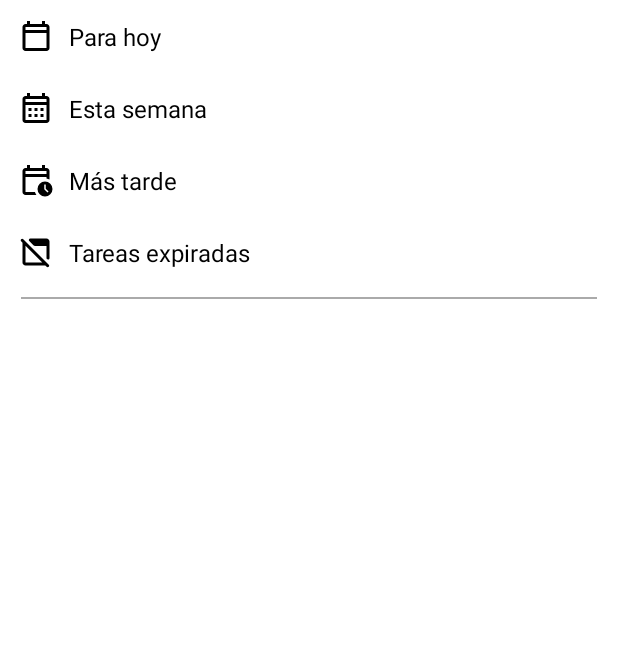
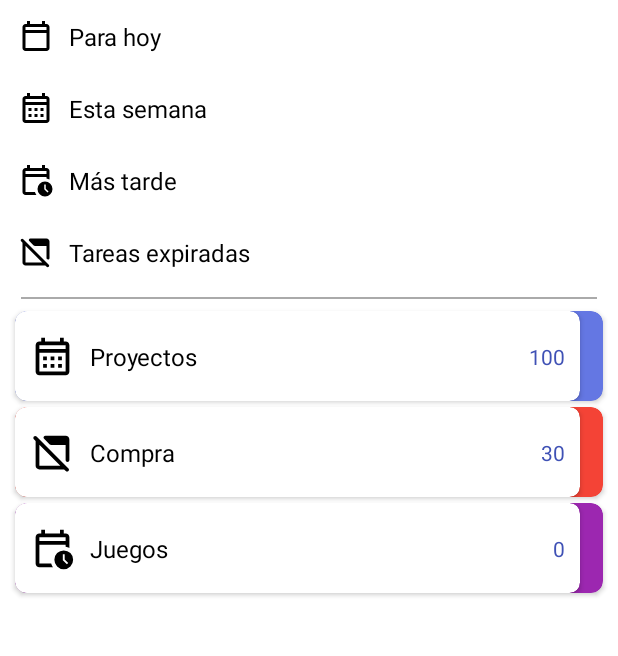
Before and after one commit to AudyDevs/TimeWise, an Android app: the screen it shows after launch (MainActivity), on a phone screen of 412 x 824 dp, the part 96-752 px from its top. Run offline under Robolectric (Android 15) with nearby library versions, the light colour scheme and no system bars; our stand-ins replace Dagger/Hilt's generated code.

Commit message:
Added viewModel into MainActivity. Added Provider an Model.

```diff
--- a/app/build.gradle.kts
+++ b/app/build.gradle.kts
@@ -46,6 +46,10 @@ dependencies {
     implementation(libs.hilt.android)
     kapt(libs.hilt.compiler)
 
+    //Lifecycle
+    implementation(libs.androidx.lifecycle.runtime.ktx)
+    implementation(libs.androidx.lifecycle.viewmodel.ktx)
+
     implementation(libs.androidx.core.ktx)
     implementation(libs.androidx.appcompat)
     implementation(libs.material)
--- /dev/null
+++ b/app/src/main/java/com/example/timewise/data/providers/HomeProvider.kt
@@ -0,0 +1,17 @@
+package com.example.timewise.data.providers
+
+import com.example.timewise.domain.model.LabelModel
+import com.example.timewise.domain.model.LabelModel.Compra
+import com.example.timewise.domain.model.LabelModel.Juegos
+import com.example.timewise.domain.model.LabelModel.Proyectos
+import javax.inject.Inject
+
+class HomeProvider @Inject constructor() {
+    fun getLabels(): List<LabelModel> {
+        return listOf(
+            Proyectos,
+            Compra,
+            Juegos
+        )
+    }
+}
--- /dev/null
+++ b/app/src/main/java/com/example/timewise/domain/model/LabelModel.kt
@@ -0,0 +1,9 @@
+package com.example.timewise.domain.model
+
+import com.example.timewise.R
+
+sealed class LabelModel(val id: Int, val image: Int, val name: String, val numberIncomplete: Int, val color: Int) {
+    data object Proyectos : LabelModel(1, R.drawable.ic_calendar_week, "Proyectos", 100, R.color.textColorBlue)
+    data object Compra : LabelModel(2, R.drawable.ic_calendar_expired, "Compra", 30, R.color.textColorRed)
+    data object Juegos : LabelModel(3, R.drawable.ic_calendar_later, "Juegos", 0, R.color.textColorPurple)
+}
--- /dev/null
+++ b/app/src/main/java/com/example/timewise/domain/model/TaskModel.kt
@@ -0,0 +1,9 @@
+package com.example.timewise.domain.model
+
+import com.example.timewise.R
+
+sealed class TaskModel(val image: Int, val name: String, val numberIncomplete: Int) {
+    data object Proyectos : TaskModel(R.drawable.ic_calendar_week, "Proyectos", 100)
+    data object Compra : TaskModel(R.drawable.ic_calendar_expired, "Compra", 30)
+    data object Juegos : TaskModel(R.drawable.ic_calendar_later, "Juegos", 0)
+}
--- a/app/src/main/java/com/example/timewise/ui/home/MainActivity.kt
+++ b/app/src/main/java/com/example/timewise/ui/home/MainActivity.kt
@@ -3,20 +3,29 @@ package com.example.timewise.ui.home
 import android.content.Intent
 import android.os.Bundle
 import androidx.activity.enableEdgeToEdge
+import androidx.activity.viewModels
 import androidx.appcompat.app.AppCompatActivity
 import androidx.appcompat.app.AppCompatDelegate
 import androidx.appcompat.app.AppCompatDelegate.MODE_NIGHT_NO
 import androidx.core.view.ViewCompat
 import androidx.core.view.WindowInsetsCompat
+import androidx.lifecycle.Lifecycle
+import androidx.lifecycle.lifecycleScope
+import androidx.lifecycle.repeatOnLifecycle
+import androidx.recyclerview.widget.LinearLayoutManager
 import com.example.timewise.R
 import com.example.timewise.databinding.ActivityMainBinding
+import com.example.timewise.ui.home.adapter.HomeAdapter
 import com.example.timewise.ui.search.SearchActivity
 import com.example.timewise.ui.tasks.TasksActivity
 import dagger.hilt.android.AndroidEntryPoint
+import kotlinx.coroutines.launch
 
 @AndroidEntryPoint
 class MainActivity : AppCompatActivity() {
 
+    private val mainActivityViewModel by viewModels<MainActivityViewModel>()
+    private lateinit var homeAdapter: HomeAdapter
     private lateinit var binding: ActivityMainBinding
     override fun onCreate(savedInstanceState: Bundle?) {
         super.onCreate(savedInstanceState)
@@ -33,12 +42,25 @@ class MainActivity : AppCompatActivity() {
 
     private fun initUI() {
         initTheme()
+        initAdapter()
         initListeners()
+        initUIState()
     }
 
     private fun initTheme() {
         AppCompatDelegate.setDefaultNightMode(MODE_NIGHT_NO)
         delegate.applyDayNight()
+    }
+
+    private fun initAdapter() {
+        homeAdapter = HomeAdapter(onItemSelected = {
+            navigateToTasksActivity()
+        })
+
+        binding.rvLabels.apply {
+            layoutManager = LinearLayoutManager(context)
+            adapter = homeAdapter
+        }
     }
 
     private fun initListeners() {
@@ -59,11 +81,22 @@ class MainActivity : AppCompatActivity() {
         }
     }
 
-    private fun navigateToSearchActivity(){
+    private fun initUIState() {
+        lifecycleScope.launch {
+            repeatOnLifecycle(Lifecycle.State.STARTED) {
+                mainActivityViewModel.tasks.collect {
+                    homeAdapter.updateList(it)
+                }
+            }
+        }
+    }
+
+    private fun navigateToSearchActivity() {
         val intent = Intent(this, SearchActivity::class.java)
         startActivity(intent)
     }
-    private fun navigateToTasksActivity(){
+
+    private fun navigateToTasksActivity() {
         val intent = Intent(this, TasksActivity::class.java)
         startActivity(intent)
     }
--- /dev/null
+++ b/app/src/main/java/com/example/timewise/ui/home/MainActivityViewModel.kt
@@ -0,0 +1,20 @@
+package com.example.timewise.ui.home
+
+import androidx.lifecycle.ViewModel
+import com.example.timewise.data.providers.HomeProvider
+import com.example.timewise.domain.model.LabelModel
+import dagger.hilt.android.lifecycle.HiltViewModel
+import kotlinx.coroutines.flow.MutableStateFlow
+import kotlinx.coroutines.flow.StateFlow
+import javax.inject.Inject
+
+@HiltViewModel
+class MainActivityViewModel @Inject constructor(homeProvider: HomeProvider) : ViewModel() {
+
+    private var _tasks = MutableStateFlow<List<LabelModel>>(emptyList())
+    var tasks: StateFlow<List<LabelModel>> = _tasks
+
+    init {
+        _tasks.value = homeProvider.getLabels()
+    }
+}
--- /dev/null
+++ b/app/src/main/java/com/example/timewise/ui/home/adapter/HomeAdapter.kt
@@ -0,0 +1,32 @@
+package com.example.timewise.ui.home.adapter
+
+import android.view.LayoutInflater
+import android.view.ViewGroup
+import androidx.recyclerview.widget.DiffUtil
+import androidx.recyclerview.widget.RecyclerView
+import com.example.timewise.R
+import com.example.timewise.domain.model.LabelModel
+
+class HomeAdapter(private var labelsList: List<LabelModel> = emptyList(),
+    private val onItemSelected:(LabelModel) -> Unit) :
+    RecyclerView.Adapter<HomeViewHolder>() {
+
+    fun updateList(list: List<LabelModel>) {
+        val diff = HomeDiffUtil(labelsList, list)
+        val result = DiffUtil.calculateDiff((diff))
+        labelsList = list
+        result.dispatchUpdatesTo(this)
+    }
+
+    override fun onCreateViewHolder(parent: ViewGroup, viewType: Int): HomeViewHolder {
+        return HomeViewHolder(
+            LayoutInflater.from(parent.context).inflate(R.layout.item_label, parent, false)
+        )
+    }
+
+    override fun getItemCount(): Int = labelsList.size
+
+    override fun onBindViewHolder(holder: HomeViewHolder, position: Int) {
+        holder.render(labelsList[position], onItemSelected)
+    }
+}
--- /dev/null
+++ b/app/src/main/java/com/example/timewise/ui/home/adapter/HomeDiffUtil.kt
@@ -0,0 +1,22 @@
+package com.example.timewise.ui.home.adapter
+
+import androidx.recyclerview.widget.DiffUtil
+import com.example.timewise.domain.model.LabelModel
+
+class HomeDiffUtil(
+    private val oldList: List<LabelModel>,
+    private val newList: List<LabelModel>
+) : DiffUtil.Callback() {
+
+    override fun getOldListSize(): Int = oldList.size
+
+    override fun getNewListSize(): Int = newList.size
+
+    override fun areItemsTheSame(oldItemPosition: Int, newItemPosition: Int): Boolean {
+        return oldList[oldItemPosition].id == newList[newItemPosition].id
+    }
+
+    override fun areContentsTheSame(oldItemPosition: Int, newItemPosition: Int): Boolean {
+        return oldList[oldItemPosition] == newList[newItemPosition]
+    }
+}
--- /dev/null
+++ b/app/src/main/java/com/example/timewise/ui/home/adapter/HomeViewHolder.kt
@@ -0,0 +1,23 @@
+package com.example.timewise.ui.home.adapter
+
+import android.view.View
+import androidx.core.content.ContextCompat
+import androidx.recyclerview.widget.RecyclerView
+import com.example.timewise.databinding.ItemLabelBinding
+import com.example.timewise.domain.model.LabelModel
+
+class HomeViewHolder(view: View) : RecyclerView.ViewHolder(view) {
+
+    private val binding = ItemLabelBinding.bind(view)
+    fun render(labelModel: LabelModel, onItemSelected: (LabelModel) -> Unit) {
+        val context = binding.cardColor.context
+        val cardColor = ContextCompat.getColor(context, labelModel.color)
+
+        binding.image.setImageResource(labelModel.image)
+        binding.tvTitle.text = labelModel.name
+        binding.tvNumberIncomplete.text = labelModel.numberIncomplete.toString()
+        binding.cardColor.setCardBackgroundColor(cardColor)
+
+        binding.cardColor.setOnClickListener { onItemSelected(labelModel) }
+    }
+}
--- a/app/src/main/res/layout/activity_main.xml
+++ b/app/src/main/res/layout/activity_main.xml
@@ -217,7 +217,7 @@
     </LinearLayout>
 
     <androidx.recyclerview.widget.RecyclerView
-        android:id="@+id/rvTasks"
+        android:id="@+id/rvLabels"
         android:layout_width="0dp"
         android:layout_height="0dp"
         app:layout_constraintBottom_toBottomOf="parent"
--- /dev/null
+++ b/app/src/main/res/layout/item_label.xml
@@ -0,0 +1,83 @@
+<?xml version="1.0" encoding="utf-8"?>
+<androidx.cardview.widget.CardView xmlns:android="http://schemas.android.com/apk/res/android"
+    xmlns:app="http://schemas.android.com/apk/res-auto"
+    xmlns:tools="http://schemas.android.com/tools"
+    android:id="@+id/cardColor"
+    android:layout_width="match_parent"
+    android:layout_height="60dp"
+    android:layout_marginVertical="2dp"
+    android:layout_marginHorizontal="10dp"
+    app:cardBackgroundColor="@color/textColorGreen"
+    app:cardCornerRadius="8dp">
+
+    <androidx.cardview.widget.CardView
+        android:id="@+id/cardText"
+        android:layout_width="match_parent"
+        android:layout_height="match_parent"
+        android:layout_marginEnd="15dp"
+        app:cardBackgroundColor="@color/background"
+        app:cardCornerRadius="7dp">
+
+        <androidx.constraintlayout.widget.ConstraintLayout
+            android:layout_width="match_parent"
+            android:layout_height="match_parent">
+
+            <ImageView
+                android:id="@+id/image"
+                android:layout_width="30dp"
+                android:layout_height="30dp"
+                android:layout_marginStart="10dp"
+                android:layout_marginEnd="10dp"
+                app:layout_constraintBottom_toBottomOf="parent"
+                app:layout_constraintEnd_toStartOf="@+id/tvTitle"
+                app:layout_constraintStart_toStartOf="parent"
+                app:layout_constraintTop_toTopOf="parent"
+                tools:src="@drawable/ic_calendar_today"
+                android:contentDescription="@string/cd_image" />
+
+            <TextView
+                android:id="@+id/tvId"
+                android:layout_width="0dp"
+                android:layout_height="wrap_content"
+                android:layout_marginStart="15dp"
+                android:gravity="center"
+                android:textColor="@color/onBackground"
+                android:visibility="gone"
+                app:layout_constraintBottom_toBottomOf="parent"
+                app:layout_constraintStart_toStartOf="parent"
+                app:layout_constraintTop_toTopOf="parent"
+                tools:text="Id" />
+
+            <TextView
+                android:id="@+id/tvTitle"
+                android:layout_width="0dp"
+                android:layout_height="wrap_content"
+                android:layout_marginEnd="10dp"
+                android:gravity="start"
+                android:textColor="@color/onBackground"
+                android:textSize="16sp"
+                app:layout_constraintBottom_toBottomOf="parent"
+                app:layout_constraintEnd_toStartOf="@+id/tvNumberIncomplete"
+                app:layout_constraintStart_toEndOf="@+id/image"
+                app:layout_constraintTop_toTopOf="parent"
+                tools:text="Label" />
+
+            <TextView
+                android:id="@+id/tvNumberIncomplete"
+                android:layout_width="wrap_content"
+                android:layout_height="wrap_content"
+                android:layout_marginEnd="10dp"
+                android:gravity="start"
+                android:textColor="@color/primary"
+                android:textSize="14sp"
+                android:maxLines="1"
+                android:singleLine="true"
+                app:layout_constraintBottom_toBottomOf="parent"
+                app:layout_constraintEnd_toEndOf="parent"
+                app:layout_constraintStart_toEndOf="@+id/tvTitle"
+                app:layout_constraintTop_toTopOf="parent"
+                tools:text="100" />
+
+        </androidx.constraintlayout.widget.ConstraintLayout>
+    </androidx.cardview.widget.CardView>
+</androidx.cardview.widget.CardView>
--- a/app/src/main/res/values/colors.xml
+++ b/app/src/main/res/values/colors.xml
@@ -4,11 +4,9 @@
     <color name="primary">#3F51B5</color>
     <color name="primaryVariant">#AED0EC</color>
     <color name="background">#FFFFFFFF</color>
-    <color name="Surface">#FFFFFFFF</color>
     <color name="error">#E91E1E</color>
     <color name="onPrimary">#FFFFFFFF</color>
     <color name="onBackground">#FF000000</color>
-    <color name="onSurface">#FF000000</color>
     <color name="onError">#FFFFFFFF</color>
 
     <color name="disable">#AAAAAA</color>
--- a/app/src/main/res/values/strings.xml
+++ b/app/src/main/res/values/strings.xml
@@ -4,9 +4,10 @@
     <!--Main Activity content description-->
     <string name="cd_search">Search</string>
     <string name="cd_today">Today</string>
-    <string name="cd_week">Today</string>
-    <string name="cd_later">Today</string>
-    <string name="cd_expired">Today</string>
+    <string name="cd_week">Week</string>
+    <string name="cd_later">Later</string>
+    <string name="cd_expired">Expired</string>
+    <string name="cd_image">Image</string>
 
     <!--Main Activity text view-->
     <string name="today">Para hoy</string>
--- a/gradle/libs.versions.toml
+++ b/gradle/libs.versions.toml
@@ -7,6 +7,7 @@ junit = "4.13.2"
 junitVersion = "1.1.5"
 espressoCore = "3.5.1"
 appcompat = "1.6.1"
+lifecycleRuntimeKtx = "2.7.0"
 material = "1.11.0"
 activity = "1.9.0"
 constraintlayout = "2.1.4"
@@ -14,6 +15,8 @@ daggerHiltAndroid = "2.48"
 
 [libraries]
 androidx-core-ktx = { group = "androidx.core", name = "core-ktx", version.ref = "coreKtx" }
+androidx-lifecycle-runtime-ktx = { module = "androidx.lifecycle:lifecycle-runtime-ktx", version.ref = "lifecycleRuntimeKtx" }
+androidx-lifecycle-viewmodel-ktx = { module = "androidx.lifecycle:lifecycle-viewmodel-ktx", version.ref = "lifecycleRuntimeKtx" }
 hilt-android = { module = "com.google.dagger:hilt-android", version.ref = "hiltAndroid" }
 hilt-compiler = { module = "com.google.dagger:hilt-compiler", version.ref = "hiltAndroid" }
 junit = { group = "junit", name = "junit", version.ref = "junit" }
```
